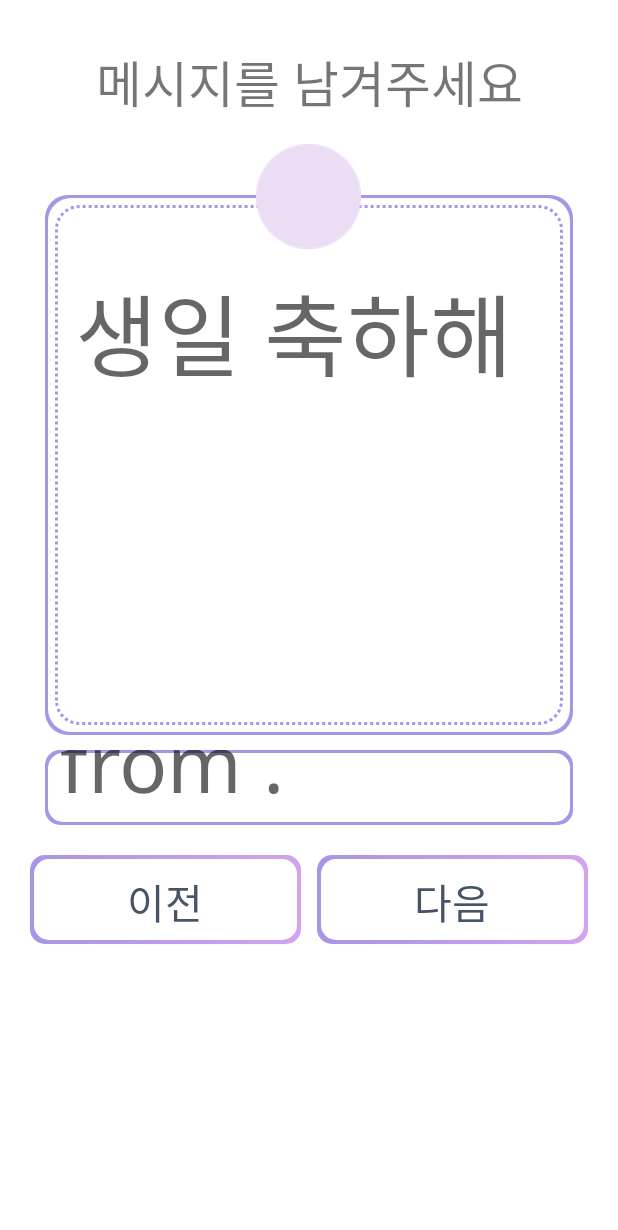
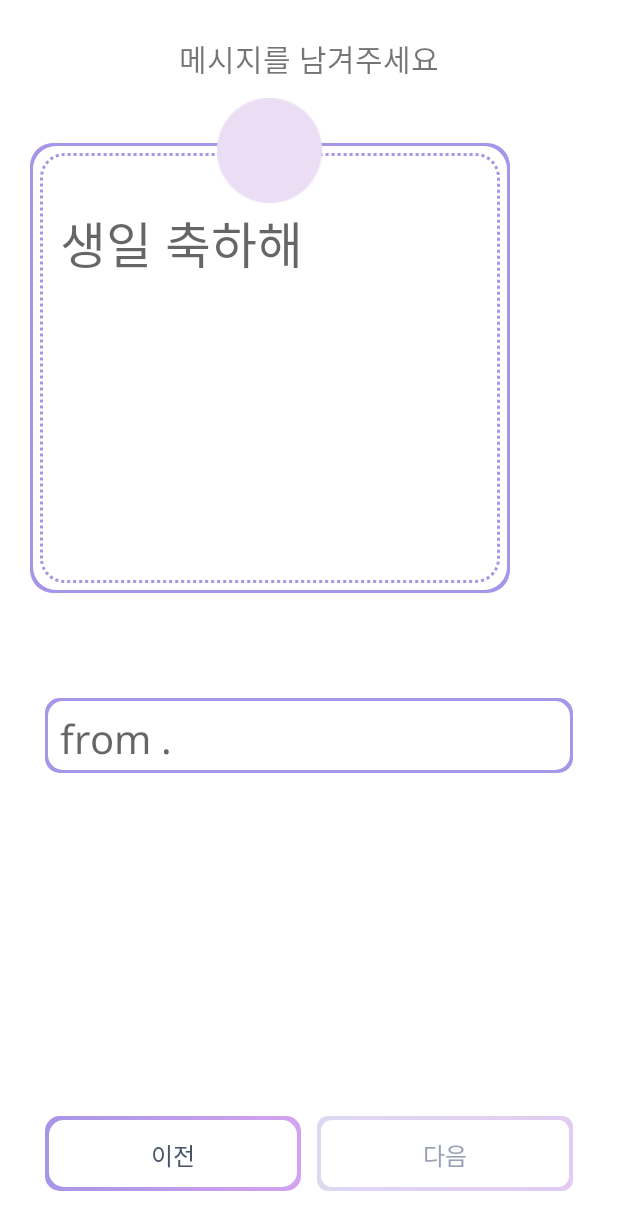
Before and after one commit to ProgrammerYes25/HappyBirthDay, an Android app: the layout fragment_cake_make_writing_page.xml on its own in the app's theme, with its tools: preview values and no code run, on a phone screen of 412 x 824 dp. Shown: the top 1230 px of the screen. Run offline under Robolectric (Android 15) with nearby library versions, the phone set to English and light mode, and no system bars.

Commit message:
#17 fragment_cake_make_writing_page.xml 수정 중

```diff
--- a/app/src/main/res/layout/fragment_cake_make_writing_page.xml
+++ b/app/src/main/res/layout/fragment_cake_make_writing_page.xml
@@ -4,7 +4,7 @@
     xmlns:app="http://schemas.android.com/apk/res-auto"
     xmlns:tools="http://schemas.android.com/tools"
     android:layout_width="match_parent"
-    android:layout_height="730dp"
+    android:layout_height="match_parent"
     android:padding="20dp"
     android:orientation="vertical"
     tools:context=".CakeMakeWritingPageFragment">
@@ -12,12 +12,11 @@
     <TextView
         android:id="@+id/writing_text_view"
         android:layout_width="match_parent"
-        android:layout_height="0dp"
-        android:layout_weight="1"
+        android:layout_height="wrap_content"
         android:gravity="center"
         android:fontFamily="@font/notosans_regular"
         android:text="@string/writing_text"
-        android:textSize="33dp"
+        android:textSize="20dp"
         />
     <!--메시지 입력 레이아웃-->
     <LinearLayout
@@ -27,16 +26,15 @@
         android:orientation="vertical">
 
         <FrameLayout
-            android:layout_width="match_parent"
-            android:layout_height="0dp"
-            android:layout_weight="5">
+            android:layout_width="320dp"
+            android:layout_height="410dp">
             <!--메시지 입력 editText-->
             <EditText
                 android:id="@+id/rolling_paper_edit_text"
                 android:layout_width="match_parent"
-                android:layout_height="360dp"
-                android:layout_gravity="bottom"
-                android:layout_margin="10dp"
+                android:layout_height="300dp"
+                android:layout_gravity="center_horizontal"
+                android:layout_marginTop="40dp"
                 android:background="@drawable/dialog_background_round"
                 android:fontFamily="@font/notosans_regular"
                 android:gravity="top"
@@ -45,7 +43,7 @@
                 android:paddingTop="35dp"
                 android:paddingEnd="20dp"
                 android:paddingBottom="20dp"
-                android:textSize="90px" />
+                android:textSize="50px" />
 
             <ImageView
                 android:id="@+id/rolling_paper_deco_image_view"
@@ -68,28 +66,26 @@
             android:fontFamily="@font/notosans_regular"
             android:background="@drawable/background_round"
             android:hint="@string/from_hint_text"
-            android:textSize="80px"/>
+            android:textSize="40px"/>
     </LinearLayout>
+
     <RelativeLayout
         android:layout_width="match_parent"
-        android:layout_height="160dp"
+        android:layout_height="50dp"
         android:background="@color/white"
         android:focusable="true"
+        android:layout_margin="10dp"
         android:focusableInTouchMode="true"
         android:orientation="vertical">
-
-
         <LinearLayout
             android:layout_width="match_parent"
             android:layout_height="match_parent"
-            android:layout_gravity="bottom"
-            android:layout_marginTop="20dp"
             android:orientation="horizontal">
             <!--이전 button textView-->
             <TextView
                 android:id="@+id/previous_button_text_view"
                 android:layout_width="match_parent"
-                android:layout_height="wrap_content"
+                android:layout_height="50dp"
                 android:layout_marginRight="5dp"
                 android:layout_weight="1"
                 android:background="@drawable/rectangle_resource_perimeter_activation"
@@ -98,21 +94,20 @@
                 android:padding="5dp"
                 android:text="@string/previous_text"
                 android:textColor="@color/black_600"
-                android:textSize="27sp" />
+                android:textSize="16sp" />
             <!--다음 button textView-->
             <TextView
                 android:id="@+id/next_button_text_view"
                 android:layout_width="match_parent"
-                android:layout_height="wrap_content"
+                android:layout_height="50dp"
                 android:layout_marginLeft="5dp"
                 android:layout_weight="1"
-                android:background="@drawable/rectangle_resource_perimeter_activation"
+                android:background="@drawable/rectangle_resource_perimeter_deactivation"
                 android:fontFamily="@font/notosans_regular"
                 android:gravity="center"
-                android:padding="5dp"
                 android:text="@string/next_text"
-                android:textColor="@color/black_600"
-                android:textSize="27sp" />
+                android:textColor="@color/black_400"
+                android:textSize="16sp" />
         </LinearLayout>
     </RelativeLayout>
 </LinearLayout>
--- a/app/src/main/res/layout/fragment_cake_makeing_page.xml
+++ b/app/src/main/res/layout/fragment_cake_makeing_page.xml
@@ -3,7 +3,7 @@
     xmlns:app="http://schemas.android.com/apk/res-auto"
     xmlns:tools="http://schemas.android.com/tools"
     android:layout_width="match_parent"
-    android:layout_height="730dp"
+    android:layout_height="match_parent"
     android:padding="20dp"
     android:orientation="vertical"
     tools:context=".CakeMakeingPageFragment">
```
